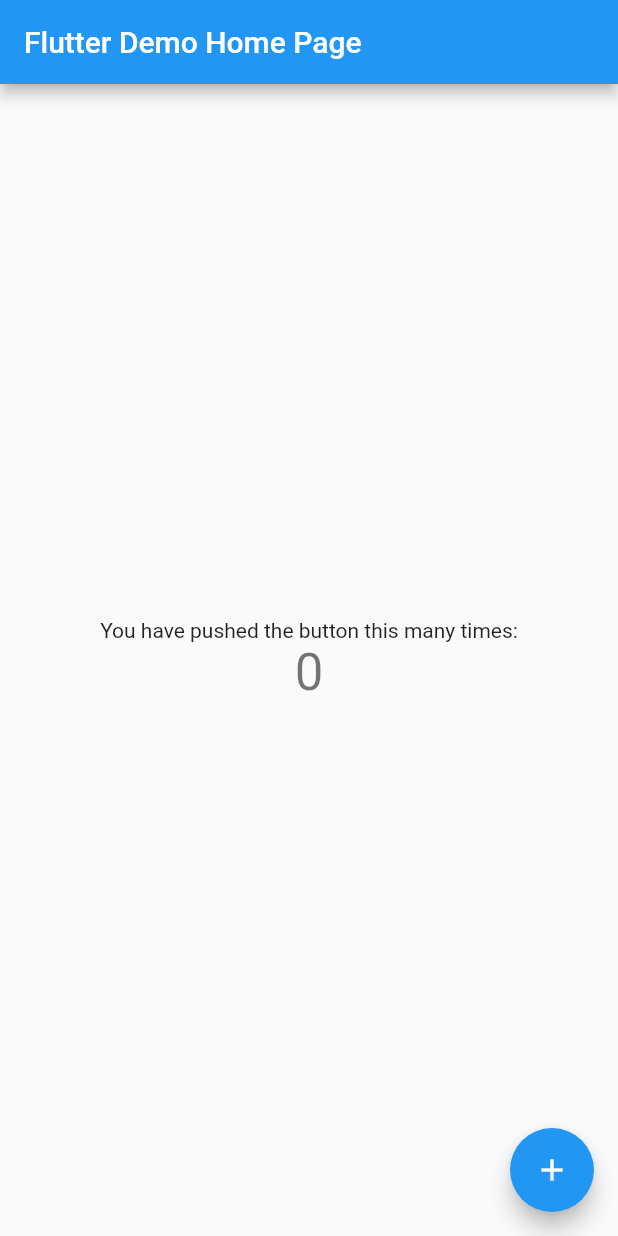
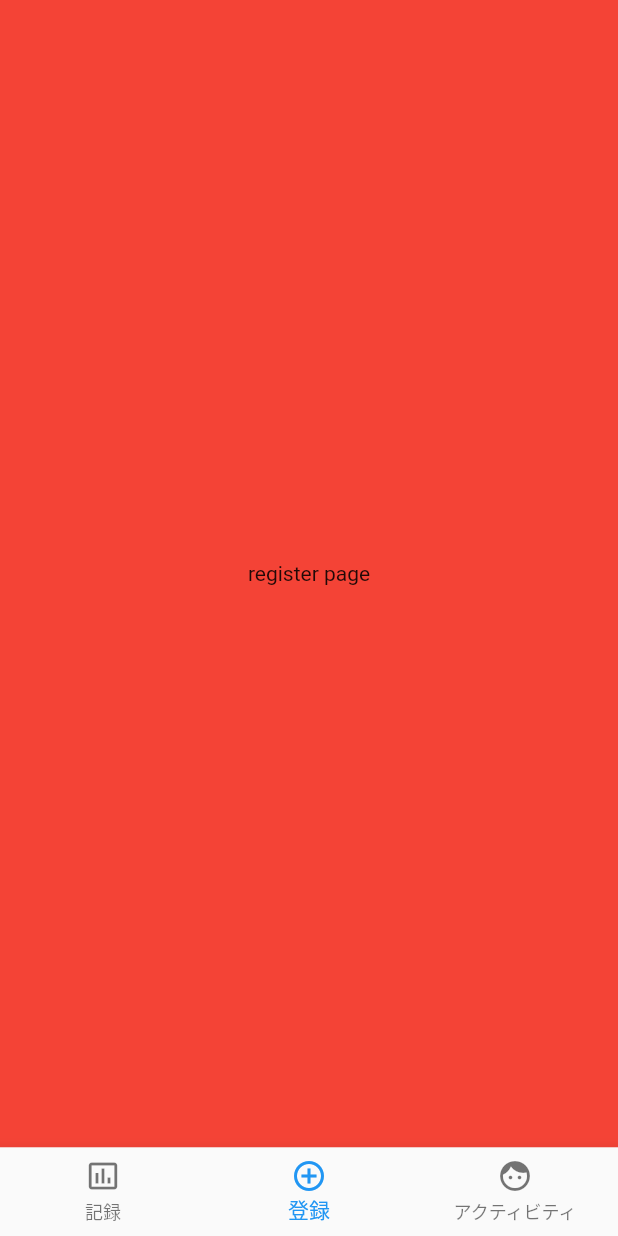
Before and after one commit to kentoooo/yohidon, a Flutter app: the screen it shows after launch, on a phone screen of 412 x 824 dp. Run offline on Flutter 3.47's test engine with Material 2 defaults, Android fonts, the phone set to English and light mode, and no system bars.

Commit message:
create record, register and activity page

```diff
--- a/lib/main.dart
+++ b/lib/main.dart
@@ -1,4 +1,8 @@
+import 'package:flutter/cupertino.dart';
 import 'package:flutter/material.dart';
+import 'package:yohidon/page/activity_page.dart';
+import 'package:yohidon/page/record_page.dart';
+import 'package:yohidon/page/register_page.dart';
 
 void main() {
   runApp(MyApp());
@@ -11,15 +15,6 @@
     return MaterialApp(
       title: 'Flutter Demo',
       theme: ThemeData(
-        // This is the theme of your application.
-        //
-        // Try running your application with "flutter run". You'll see the
-        // application has a blue toolbar. Then, without quitting the app, try
-        // changing the primarySwatch below to Colors.green and then invoke
-        // "hot reload" (press "r" in the console where you ran "flutter run",
-        // or simply save your changes to "hot reload" in a Flutter IDE).
-        // Notice that the counter didn't reset back to zero; the application
-        // is not restarted.
         primarySwatch: Colors.blue,
       ),
       home: MyHomePage(title: 'Flutter Demo Home Page'),
@@ -29,16 +24,6 @@
 
 class MyHomePage extends StatefulWidget {
   MyHomePage({Key? key, this.title}) : super(key: key);
-
-  // This widget is the home page of your application. It is stateful, meaning
-  // that it has a State object (defined below) that contains fields that affect
-  // how it looks.
-
-  // This class is the configuration for the state. It holds the values (in this
-  // case the title) provided by the parent (in this case the App widget) and
-  // used by the build method of the State. Fields in a Widget subclass are
-  // always marked "final".
-
   final String? title;
 
   @override
@@ -46,68 +31,35 @@
 }
 
 class _MyHomePageState extends State<MyHomePage> {
-  int _counter = 0;
+  int _selectedIndex = 1;
 
-  void _incrementCounter() {
+  List<Widget> _widgetOptions = [
+    RecordPage(),
+    RegisterPage(),
+    ActivityPage(),
+  ];
+
+  void _onItemTapped(int index) {
     setState(() {
-      // This call to setState tells the Flutter framework that something has
-      // changed in this State, which causes it to rerun the build method below
-      // so that the display can reflect the updated values. If we changed
-      // _counter without calling setState(), then the build method would not be
-      // called again, and so nothing would appear to happen.
-      _counter++;
+      _selectedIndex = index;
     });
   }
 
   @override
   Widget build(BuildContext context) {
-    // This method is rerun every time setState is called, for instance as done
-    // by the _incrementCounter method above.
-    //
-    // The Flutter framework has been optimized to make rerunning build methods
-    // fast, so that you can just rebuild anything that needs updating rather
-    // than having to individually change instances of widgets.
     return Scaffold(
-      appBar: AppBar(
-        // Here we take the value from the MyHomePage object that was created by
-        // the App.build method, and use it to set our appbar title.
-        title: Text(widget.title!),
+      body: _widgetOptions.elementAt(_selectedIndex),
+      bottomNavigationBar: BottomNavigationBar(
+        items: [
+          BottomNavigationBarItem(
+              icon: Icon(Icons.insert_chart_outlined), label: '記録'),
+          BottomNavigationBarItem(icon: Icon(Icons.add_circle_outline), label: '登録'),
+          BottomNavigationBarItem(icon: Icon(Icons.face), label: 'アクティビティ')
+        ],
+        currentIndex: _selectedIndex,
+        selectedItemColor: Colors.blue,
+        onTap: _onItemTapped,
       ),
-      body: Center(
-        // Center is a layout widget. It takes a single child and positions it
-        // in the middle of the parent.
-        child: Column(
-          // Column is also a layout widget. It takes a list of children and
-          // arranges them vertically. By default, it sizes itself to fit its
-          // children horizontally, and tries to be as tall as its parent.
-          //
-          // Invoke "debug painting" (press "p" in the console, choose the
-          // "Toggle Debug Paint" action from the Flutter Inspector in Android
-          // Studio, or the "Toggle Debug Paint" command in Visual Studio Code)
-          // to see the wireframe for each widget.
-          //
-          // Column has various properties to control how it sizes itself and
-          // how it positions its children. Here we use mainAxisAlignment to
-          // center the children vertically; the main axis here is the vertical
-          // axis because Columns are vertical (the cross axis would be
-          // horizontal).
-          mainAxisAlignment: MainAxisAlignment.center,
-          children: <Widget>[
-            Text(
-              'You have pushed the button this many times:',
-            ),
-            Text(
-              '$_counter',
-              style: Theme.of(context).textTheme.headline4,
-            ),
-          ],
-        ),
-      ),
-      floatingActionButton: FloatingActionButton(
-        onPressed: _incrementCounter,
-        tooltip: 'Increment',
-        child: Icon(Icons.add),
-      ), // This trailing comma makes auto-formatting nicer for build methods.
     );
   }
 }
--- /dev/null
+++ b/lib/page/register_page.dart
@@ -0,0 +1,12 @@
+import 'package:flutter/material.dart';
+
+class RegisterPage extends StatelessWidget {
+  @override
+  Widget build(BuildContext context) {
+    return Container(
+      constraints: BoxConstraints.expand(),
+      color: Colors.red,
+      child: Center(child: Text('register page')),
+    );
+  }
+}
```
Also changed, not shown: lib/page/activity_page.dart (added, +12 -0 lines), lib/page/record_page.dart (added, +12 -0 lines), pubspec.lock.
